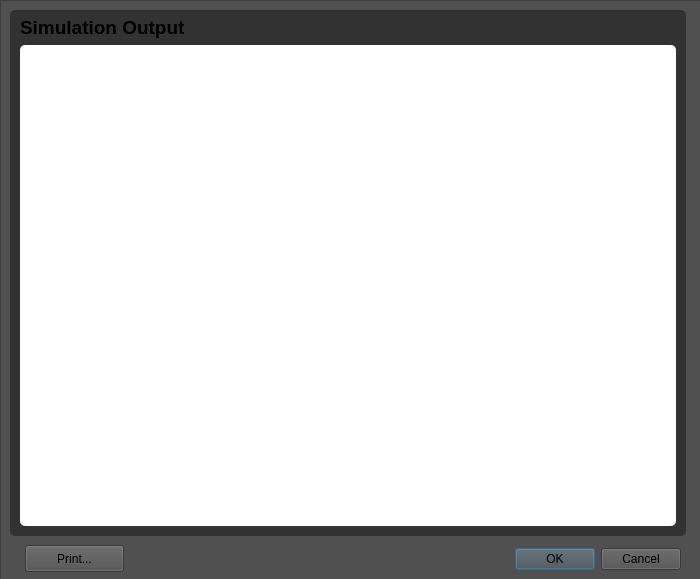
Qt form outputdialog.ui (mvxt/noximGUI) before a commit.
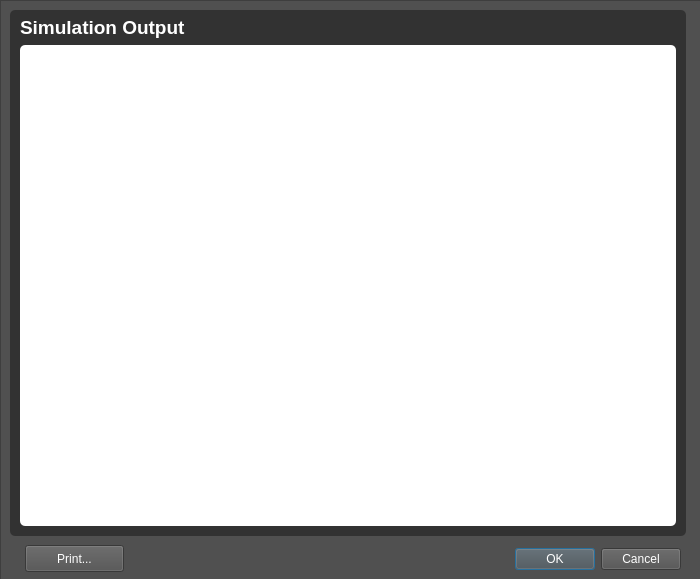
The same form after that commit.

Commit message: Redesigned bits of UI

Diff of the .ui file:
```diff
--- a/outputdialog.ui
+++ b/outputdialog.ui
@@ -13,6 +13,17 @@
   <property name="windowTitle">
    <string>Dialog</string>
   </property>
+  <property name="styleSheet">
+   <string notr="true">QLabel {
+	color:rgb(255, 255, 255);
+}
+QLabel:disabled {
+	color:rgb(120, 120, 120);
+}
+QPushButton{
+	color:rgb(255, 255, 255);
+}</string>
+  </property>
   <widget class="QFrame" name="Output_Dialog_Frame">
    <property name="geometry">
     <rect>
```
The commit also changes 6 other files.
